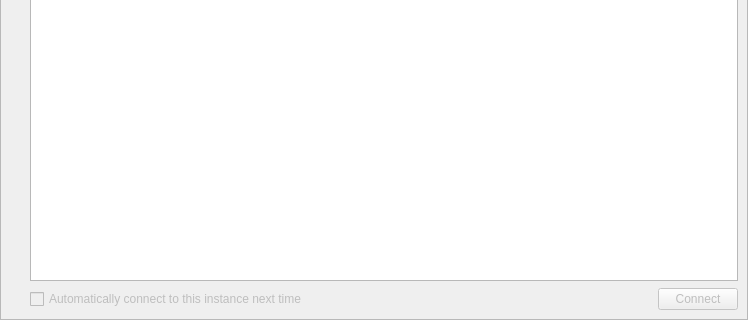
google/orbit, file src/OrbitQt/ConnectToStadiaWidget.ui: the form before one commit; both pictures show x 0 to 748 and y 324 to 644 of the 748 by 644 pixel window.
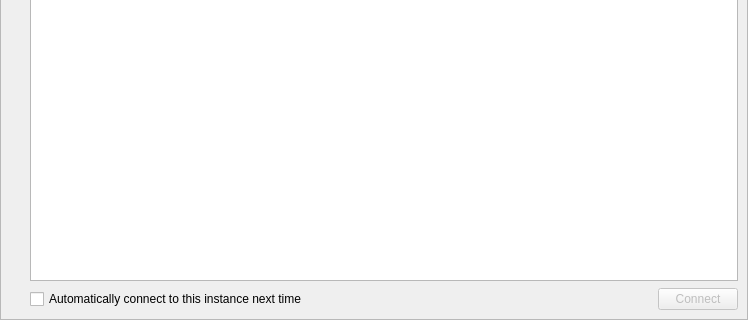
The form after the commit. Icons and pictures are not drawn. Custom widgets are drawn as their Qt base class.

Commit message:
Make remember checkbox available earlier
Before the remember my instance checkbox was only enabled after
connection. Now it is enabled after the instances are loaded and an
instance was selected

What changed in the file:
```diff
--- a/src/OrbitQt/ConnectToStadiaWidget.ui
+++ b/src/OrbitQt/ConnectToStadiaWidget.ui
@@ -231,7 +231,7 @@
                <item>
                 <widget class="QCheckBox" name="rememberCheckBox">
                  <property name="enabled">
-                  <bool>false</bool>
+                  <bool>true</bool>
                  </property>
                  <property name="toolTip">
                   <string>Connect to the selected instance on Orbits next start</string>
```
The commit also changes 1 other file.
